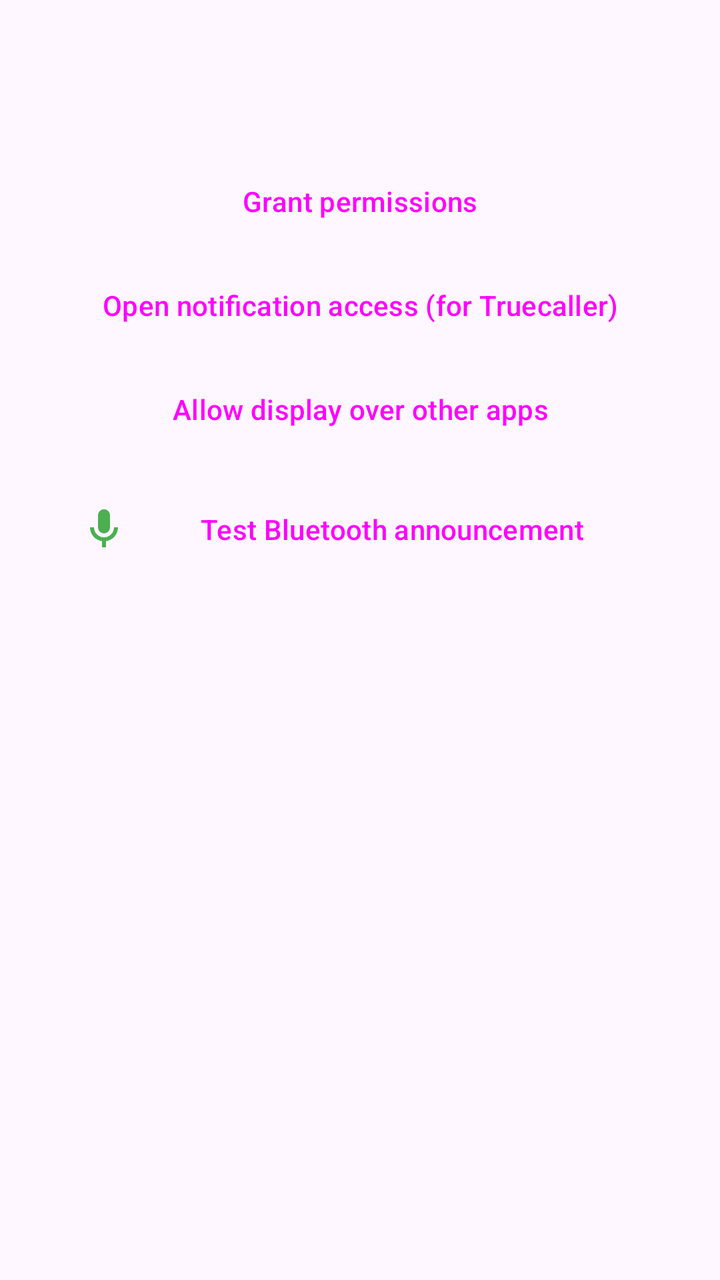
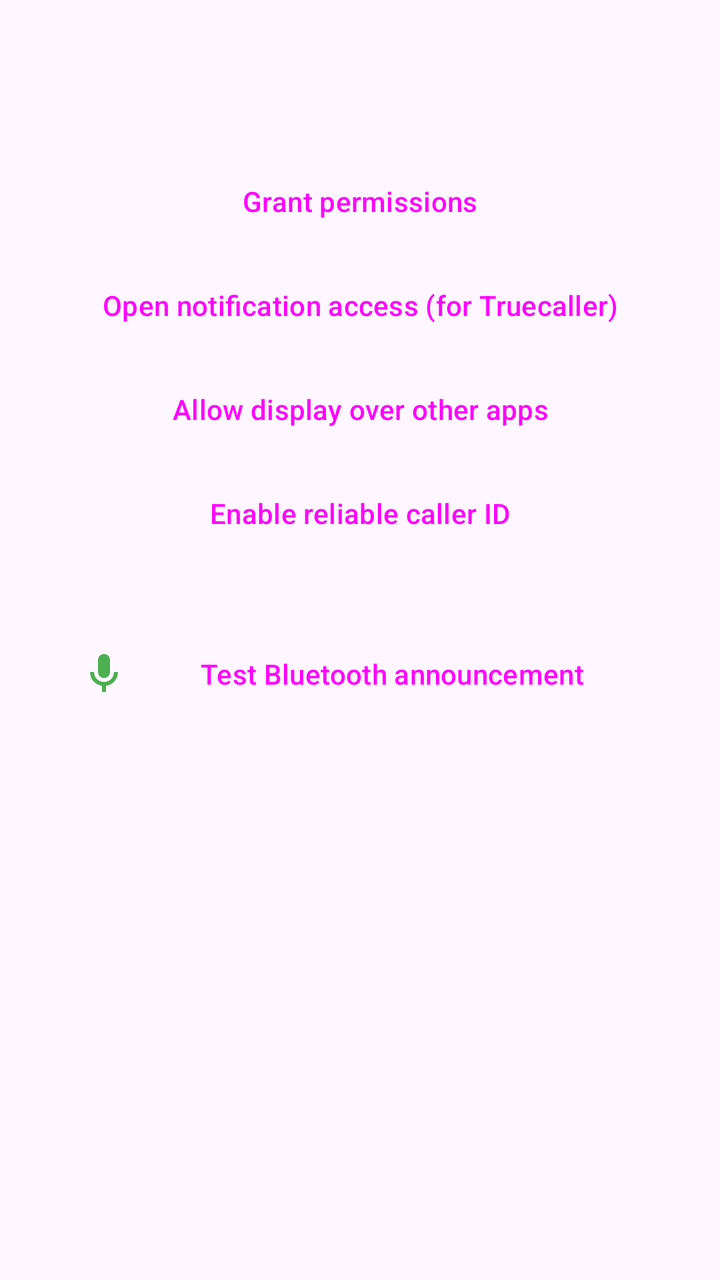

Two renders of the same Android screen: before a commit and after it. Below are the layout's source before the change and the commit's diff.
<!-- AndroidManifest.xml: application theme Theme.CallHandler -->
<!-- res/layout/activity_main.xml -->
<?xml version="1.0" encoding="utf-8"?>
<LinearLayout xmlns:android="http://schemas.android.com/apk/res/android"
    android:layout_width="match_parent"
    android:layout_height="match_parent"
    android:orientation="vertical">

    <LinearLayout
        android:layout_width="match_parent"
        android:layout_height="wrap_content"
        android:orientation="vertical"
        android:padding="16dp">

        <TextView
            android:id="@+id/rationaleText"
            android:layout_width="match_parent"
            android:layout_height="wrap_content"
            android:textAppearance="?attr/textAppearanceBodyMedium" />

        <TextView
            android:id="@+id/statusText"
            android:layout_width="match_parent"
            android:layout_height="wrap_content"
            android:layout_marginTop="8dp"
            android:textAppearance="?attr/textAppearanceTitleMedium"
            android:textColor="?attr/colorPrimary" />

        <Button
            android:id="@+id/grantPermissionsButton"
            style="?attr/materialButtonStyle"
            android:layout_width="match_parent"
            android:layout_height="wrap_content"
            android:layout_marginTop="12dp"
            android:text="@string/btn_grant_permissions" />

        <Button
            android:id="@+id/notificationAccessButton"
            style="?attr/materialButtonOutlinedStyle"
            android:layout_width="match_parent"
            android:layout_height="wrap_content"
            android:layout_marginTop="4dp"
            android:text="@string/btn_notification_access" />

        <Button
            android:id="@+id/overlayPermissionButton"
            style="?attr/materialButtonOutlinedStyle"
            android:layout_width="match_parent"
            android:layout_height="wrap_content"
            android:layout_marginTop="4dp"
            android:text="@string/btn_overlay_permission" />

        <Button
            android:id="@+id/testBluetoothButton"
            style="?attr/materialButtonOutlinedStyle"
            android:layout_width="match_parent"
            android:layout_height="wrap_content"
            android:layout_marginTop="12dp"
            android:text="@string/btn_test_bluetooth"
            android:drawableStart="@drawable/ic_mic_listening"
            android:drawablePadding="8dp" />

    </LinearLayout>

    <FrameLayout
        android:id="@+id/settingsContainer"
        android:layout_width="match_parent"
        android:layout_height="0dp"
        android:layout_weight="1" />

</LinearLayout>
<!-- resources referenced by this layout -->
<resources>
  <!-- drawable ic_mic_listening (drawable) -->
  <vector xmlns:android="http://schemas.android.com/apk/res/android"
      android:width="24dp"
      android:height="24dp"
      android:viewportWidth="24"
      android:viewportHeight="24"
      android:tint="#4CAF50">
      
      <path
          android:fillColor="#FFFFFF"
          android:pathData="M12,14c1.66,0 3,-1.34 3,-3V5c0,-1.66 -1.34,-3 -3,-3S9,3.34 9,5v6C9,12.66 10.34,14 12,14z" />
      
      <path
          android:fillColor="#FFFFFF"
          android:pathData="M17,11c0,2.76 -2.24,5 -5,5s-5,-2.24 -5,-5H5c0,3.53 2.61,6.43 6,6.92V21h2v-3.08c3.39,-0.49 6,-3.39 6,-6.92H17z" />
  </vector>
  <string name="btn_grant_permissions">Grant permissions</string>
  <string name="btn_notification_access">Open notification access (for Truecaller)</string>
  <string name="btn_overlay_permission">Allow display over other apps</string>
  <string name="btn_test_bluetooth">Test Bluetooth announcement</string>
  <style name="Theme.CallHandler" parent="Theme.Material3.DayNight.NoActionBar" />
</resources>

<!-- the commit's change to res/layout/activity_main.xml (unified diff, before → after) -->
@@ -49,6 +49,22 @@
             android:text="@string/btn_overlay_permission" />
 
         <Button
+            android:id="@+id/callScreeningRoleButton"
+            style="?attr/materialButtonOutlinedStyle"
+            android:layout_width="match_parent"
+            android:layout_height="wrap_content"
+            android:layout_marginTop="4dp"
+            android:text="@string/btn_call_screening_role" />
+
+        <TextView
+            android:id="@+id/callScreeningHintText"
+            android:layout_width="match_parent"
+            android:layout_height="wrap_content"
+            android:layout_marginTop="4dp"
+            android:textAppearance="?attr/textAppearanceBodySmall"
+            android:textColor="?android:attr/textColorSecondary" />
+
+        <Button
             android:id="@+id/testBluetoothButton"
             style="?attr/materialButtonOutlinedStyle"
             android:layout_width="match_parent"
<!-- resource entries referenced after the edit -->
@@ -16,6 +16,7 @@
           android:fillColor="#FFFFFF"
           android:pathData="M17,11c0,2.76 -2.24,5 -5,5s-5,-2.24 -5,-5H5c0,3.53 2.61,6.43 6,6.92V21h2v-3.08c3.39,-0.49 6,-3.39 6,-6.92H17z" />
   </vector>
+  <string name="btn_call_screening_role">Enable reliable caller ID</string>
   <string name="btn_grant_permissions">Grant permissions</string>
   <string name="btn_notification_access">Open notification access (for Truecaller)</string>
   <string name="btn_overlay_permission">Allow display over other apps</string>
